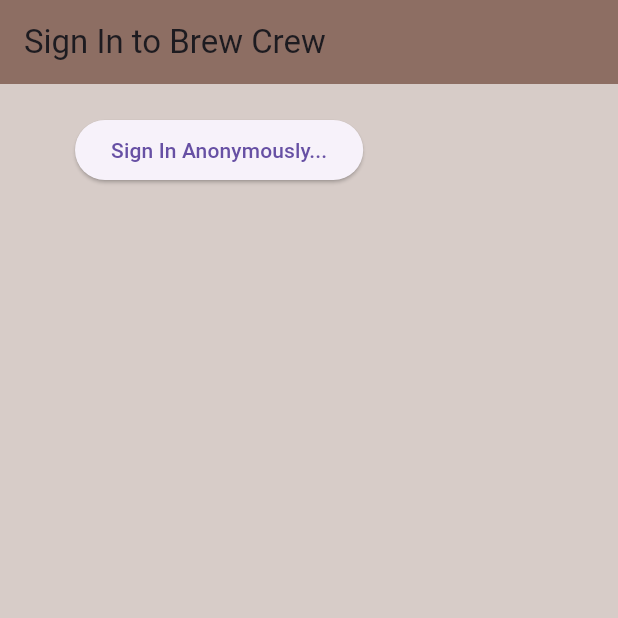
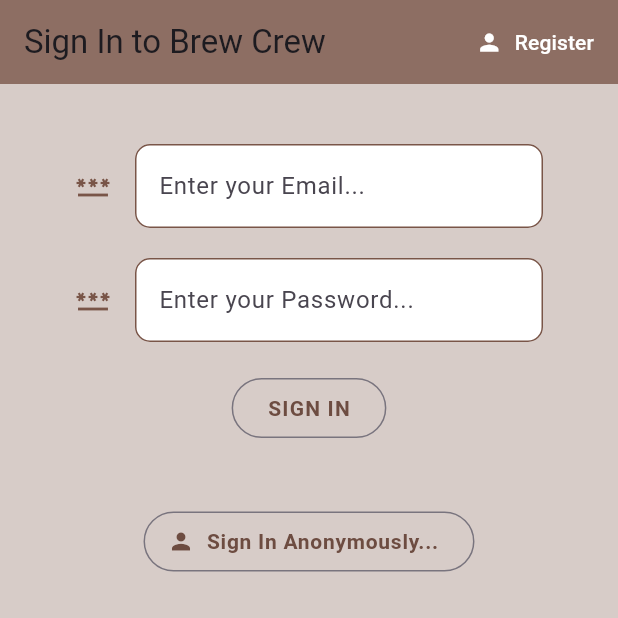
Before and after one commit to Yellow953/Brew-Crew, a Flutter app: the screen it shows after launch, on a phone screen of 412 x 824 dp, the top half of it. Run offline on Flutter 3.47's test engine with Material 3 defaults, Android fonts, the phone set to English and light mode, and no system bars; our stand-ins replace firebase_auth, firebase_core; accounts and stored records are empty.

Commit message:
login + register

```diff
--- a/lib/main.dart
+++ b/lib/main.dart
@@ -1,7 +1,10 @@
 import 'package:brew_crew/screens/wrapper.dart';
+import 'package:brew_crew/services/auth.dart';
 import 'package:firebase_core/firebase_core.dart';
 import 'package:flutter/material.dart';
+import 'package:provider/provider.dart';
 import 'firebase_options.dart';
+import 'package:brew_crew/models/custom_user.dart';
 
 void main() async {
   WidgetsFlutterBinding.ensureInitialized();
@@ -14,11 +17,14 @@
 class MyApp extends StatelessWidget {
   const MyApp({super.key});
 
-  // This widget is the root of your application.
   @override
   Widget build(BuildContext context) {
-    return MaterialApp(
-      home: Wrapper(),
+    return StreamProvider<CustomUser?>.value(
+      value: AuthService().user,
+      initialData: null,
+      child: const MaterialApp(
+        home: Wrapper(),
+      ),
     );
   }
 }
--- a/lib/screens/authenticate/authenticate.dart
+++ b/lib/screens/authenticate/authenticate.dart
@@ -1,3 +1,4 @@
+import 'package:brew_crew/screens/authenticate/register.dart';
 import 'package:brew_crew/screens/authenticate/sign_in.dart';
 import 'package:flutter/material.dart';
 
@@ -9,10 +10,19 @@
 }
 
 class _AuthenticateState extends State<Authenticate> {
+
+  bool haveAccount = true;
+
+  void toggleView(){
+    setState(() {
+      haveAccount = !haveAccount;
+    });
+  }
+
   @override
   Widget build(BuildContext context) {
     return Container(
-      child: SignIn(),
+      child: haveAccount ? SignIn(toggleView) : Register(toggleView),
     );
   }
 }
--- a/lib/screens/authenticate/sign_in.dart
+++ b/lib/screens/authenticate/sign_in.dart
@@ -1,16 +1,25 @@
 import 'package:brew_crew/services/auth.dart';
-import 'package:firebase_auth/firebase_auth.dart';
 import 'package:flutter/material.dart';
+import 'package:brew_crew/shared/constants.dart';
 
 class SignIn extends StatefulWidget {
-  const SignIn({super.key});
+
+  final Function toggleView;
+
+  const SignIn(this.toggleView, {super.key});
 
   @override
   State<SignIn> createState() => _SignInState();
 }
 
 class _SignInState extends State<SignIn> {
+
   final AuthService _auth = AuthService();
+  final _formKey = GlobalKey<FormState>();
+
+  String email = '';
+  String password = '';
+  String error = '';
 
   @override
   Widget build(BuildContext context) {
@@ -20,15 +29,105 @@
         backgroundColor: Colors.brown[400],
         elevation: 0.0,
         title: Text('Sign In to Brew Crew'),
+        actions: [
+          TextButton.icon(
+            onPressed: (){
+              widget.toggleView();
+            },
+            icon: Icon(
+              Icons.person,
+              color: Colors.white,
+            ),
+            label: Text(
+                'Register',
+              style: TextStyle(
+                  color: Colors.white
+              ),
+            ),
+          )
+        ],
       ),
       body: Container(
         padding: EdgeInsets.symmetric(vertical: 20, horizontal: 50),
-        child: ElevatedButton(
-            onPressed: () async {
-              await _auth.signInAnon();
-            },
-            child: Text('Sign In Anonymously...'),
-        ),
+        child: Form(
+            key: _formKey,
+            child: Column(
+              children: [
+                SizedBox(height: 20),
+                TextFormField(
+                  decoration: textInputDecoration.copyWith(
+                    hintText: 'Enter your Email...',
+                  ),
+                  validator: (value) => value!.isEmpty ? 'Enter an email' : null,
+                  onChanged: (value) => {
+                    setState(() {
+                      email = value;
+                    })
+                  },
+                ),
+                SizedBox(height: 20),
+                TextFormField(
+                  decoration: textInputDecoration.copyWith(
+                    hintText: 'Enter your Password...',
+                  ),
+                  obscureText: true,
+                  validator: (value) => value!.isEmpty ? 'Enter a password' : null,
+                  onChanged: (value) => {
+                    setState(() {
+                      password = value;
+                    })
+                  },
+                ),
+                SizedBox(height: 20),
+                OutlinedButton(
+                    onPressed: () async {
+                      if (_formKey.currentState!.validate()){
+                        dynamic result = await _auth.loginWithEmailAndPassword(email, password);
+                        if (result == null){
+                          setState(() {
+                            error = 'Invalid email or password...';
+                          });
+                        }
+                      }
+                    },
+                    child: Text(
+                      'SIGN IN',
+                      style: TextStyle(
+                        color: Colors.brown[600],
+                        fontWeight: FontWeight.bold,
+                        letterSpacing: 0.8,
+                      ),
+                    ),
+                ),
+                Text(
+                  error,
+                  style: TextStyle(
+                    color: Colors.red,
+                    fontSize: 14,
+                  ),
+                ),
+
+                SizedBox(height: 20),
+                OutlinedButton.icon(
+                  onPressed: () async {
+                    await _auth.signInAnon();
+                  },
+                  label: Text(
+                    'Sign In Anonymously...',
+                    style: TextStyle(
+                      fontWeight: FontWeight.bold,
+                      color: Colors.brown[600],
+                      letterSpacing: 0.5,
+                    ),
+                  ),
+                  icon: Icon(
+                      Icons.person,
+                    color: Colors.brown[600],
+                  ),
+                ),
+              ],
+            )
+        )
       ),
     );
   }
--- a/lib/screens/wrapper.dart
+++ b/lib/screens/wrapper.dart
@@ -1,12 +1,20 @@
+import 'package:brew_crew/models/custom_user.dart';
 import 'package:brew_crew/screens/authenticate/authenticate.dart';
 import 'package:brew_crew/screens/home/home.dart';
 import 'package:flutter/material.dart';
+import 'package:provider/provider.dart';
 
 class Wrapper extends StatelessWidget {
   const Wrapper({super.key});
 
   @override
   Widget build(BuildContext context) {
-    return Authenticate();
+    final user = Provider.of<CustomUser?>(context);
+
+    if (user == null) {
+      return Authenticate();
+    } else {
+      return Home();
+    }
   }
 }
--- /dev/null
+++ b/lib/shared/constants.dart
@@ -0,0 +1,24 @@
+import 'package:flutter/material.dart';
+
+const textInputDecoration = InputDecoration(
+  icon: Icon(
+    Icons.password,
+    color: Colors.brown,
+  ),
+  fillColor: Colors.white,
+  filled: true,
+  enabledBorder: OutlineInputBorder(
+    borderSide: BorderSide(
+      color: Colors.brown,
+      width: 1,
+    ),
+    borderRadius: BorderRadius.all(Radius.circular(10)),
+  ),
+  focusedBorder: OutlineInputBorder(
+    borderSide: BorderSide(
+      color: Colors.white,
+      width: 1,
+    ),
+    borderRadius: BorderRadius.all(Radius.circular(15)),
+  ),
+);
--- a/pubspec.yaml
+++ b/pubspec.yaml
@@ -37,6 +37,7 @@
   firebase_auth: ^5.4.2
   cloud_firestore: ^5.6.3
   firebase_core: ^3.11.0
+  provider: ^6.1.2
 
 dev_dependencies:
   flutter_test:
```
Also changed, not shown: lib/screens/authenticate/register.dart (+113 -0 lines), lib/screens/home/home.dart (+21 -2 lines), lib/services/auth.dart (+37 -6 lines), lib/models/custom_user.dart (renamed from lib/models/user.dart), pubspec.lock, 1 other file.
